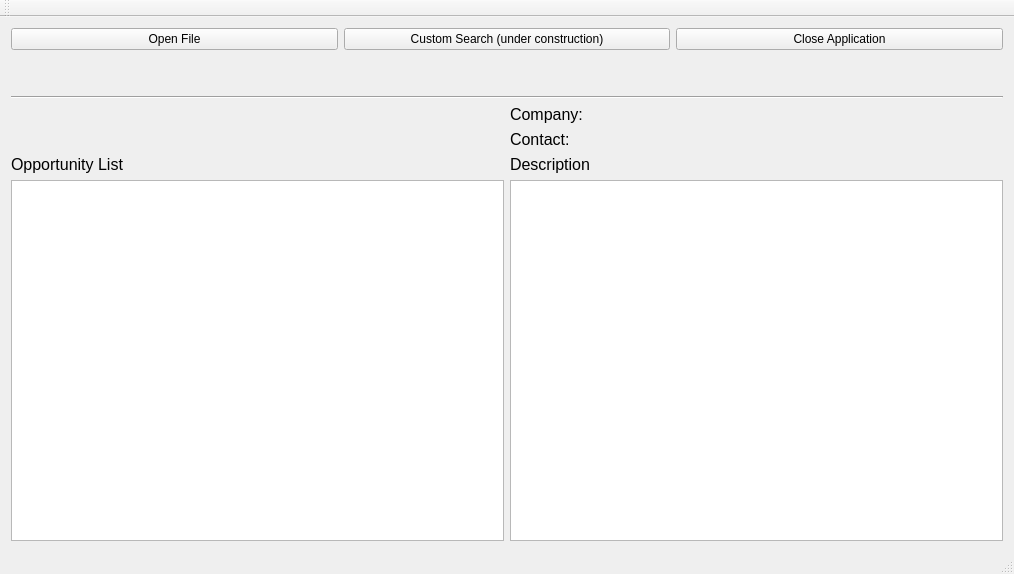
First picture: the form in ui/mainview.ui, repository Rodeleeuw/QtLearning, before the edit.
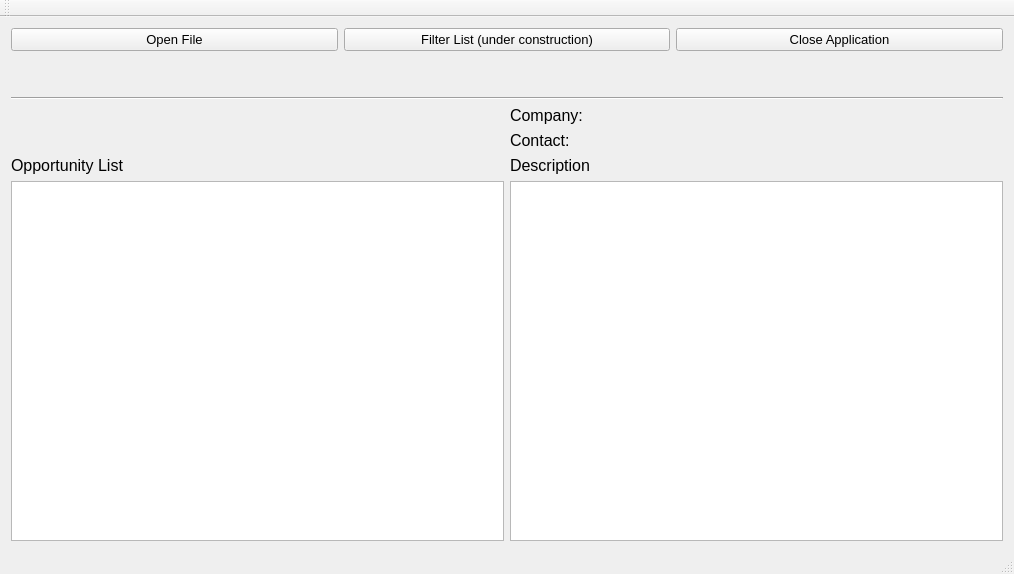
Second picture: the form after the edit. Icons and pictures are not drawn.

Commit message: Added resources and icons to the app

Patch:
```diff
--- a/ui/mainview.ui
+++ b/ui/mainview.ui
@@ -17,7 +17,18 @@
    </size>
   </property>
   <property name="windowTitle">
-   <string>Altran Request Viewer</string>
+   <string>Request Viewer</string>
+  </property>
+  <property name="windowIcon">
+   <iconset>
+    <normalon>:/logo/Altran_logo.svg</normalon>
+   </iconset>
+  </property>
+  <property name="iconSize">
+   <size>
+    <width>30</width>
+    <height>18</height>
+   </size>
   </property>
   <widget class="QWidget" name="centralWidget">
    <layout class="QGridLayout" name="gridLayout">
@@ -29,25 +40,46 @@
          <widget class="QPushButton" name="btnOpenFile">
           <property name="font">
            <font>
-            <weight>50</weight>
-            <bold>false</bold>
+            <pointsize>10</pointsize>
            </font>
           </property>
           <property name="text">
            <string>Open File</string>
           </property>
+          <property name="icon">
+           <iconset resource="../resources/icons.qrc">
+            <normaloff>:/icon/open.png</normaloff>:/icon/open.png</iconset>
+          </property>
+          <property name="iconSize">
+           <size>
+            <width>14</width>
+            <height>14</height>
+           </size>
+          </property>
          </widget>
         </item>
         <item>
          <widget class="QPushButton" name="btnExtra">
           <property name="font">
            <font>
+            <pointsize>10</pointsize>
             <weight>50</weight>
             <bold>false</bold>
            </font>
           </property>
           <property name="text">
-           <string>Custom Search (under construction)</string>
+           <string>Filter List (under construction)</string>
+          </property>
+          <property name="icon">
+           <iconset>
+            <normalon>:/icon/Filter_list.png</normalon>
+           </iconset>
+          </property>
+          <property name="iconSize">
+           <size>
+            <width>14</width>
+            <height>14</height>
+           </size>
           </property>
          </widget>
         </item>
@@ -55,6 +87,7 @@
          <widget class="QPushButton" name="btnCloseApp">
           <property name="font">
            <font>
+            <pointsize>10</pointsize>
             <weight>50</weight>
             <bold>false</bold>
            </font>
@@ -62,6 +95,17 @@
           <property name="text">
            <string>Close Application</string>
           </property>
+          <property name="icon">
+           <iconset>
+            <normalon>:/icon/Close.png</normalon>
+           </iconset>
+          </property>
+          <property name="iconSize">
+           <size>
+            <width>14</width>
+            <height>14</height>
+           </size>
+          </property>
          </widget>
         </item>
        </layout>
```
Left out of the diff: 4 changed lines with no effect on the pictures. The commit also changes 9 other files.
